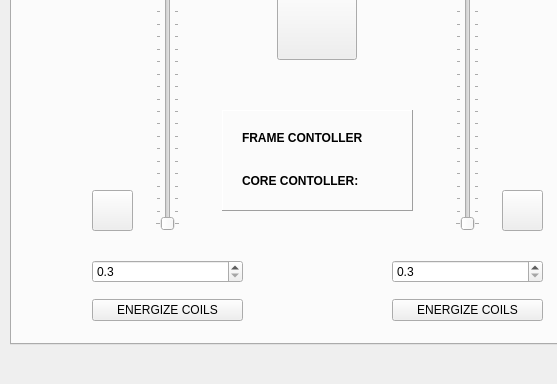
Before: the Qt Designer form _ui/Clinostat.ui in CoSE-Jerry/3D-Clinostat, drawn with Qt 5; both pictures show x 0 to 557 and y 216 to 600 of the 1024 by 600 pixel window.
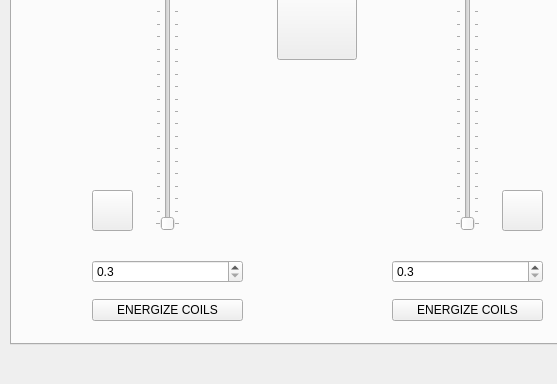
After: the same form once the commit is applied. The open tabs and pages were chosen to show the change. Icons and pictures are not drawn.

Patch:
```diff
--- a/_ui/Clinostat.ui
+++ b/_ui/Clinostat.ui
@@ -692,86 +692,6 @@
        </item>
       </layout>
      </widget>
-     <widget class="QFrame" name="frame_6">
-      <property name="geometry">
-       <rect>
-        <x>210</x>
-        <y>290</y>
-        <width>191</width>
-        <height>101</height>
-       </rect>
-      </property>
-      <property name="frameShape">
-       <enum>QFrame::Panel</enum>
-      </property>
-      <property name="frameShadow">
-       <enum>QFrame::Raised</enum>
-      </property>
-      <widget class="QLabel" name="FrameCtr_icon_label">
-       <property name="geometry">
-        <rect>
-         <x>140</x>
-         <y>25</y>
-         <width>15</width>
-         <height>15</height>
-        </rect>
-       </property>
-       <property name="text">
-        <string/>
-       </property>
-       <property name="pixmap">
-        <pixmap>../_image/Green_Icon.png</pixmap>
-       </property>
-       <property name="scaledContents">
-        <bool>true</bool>
-       </property>
-      </widget>
-      <widget class="QLabel" name="CoreCtr_icon_label">
-       <property name="geometry">
-        <rect>
-         <x>140</x>
-         <y>65</y>
-         <width>15</width>
-         <height>15</height>
-        </rect>
-       </property>
-       <property name="text">
-        <string/>
-       </property>
-       <property name="pixmap">
-        <pixmap>../_image/Green_Icon.png</pixmap>
-       </property>
-       <property name="scaledContents">
-        <bool>true</bool>
-       </property>
-      </widget>
-      <widget class="QWidget" name="verticalLayoutWidget_7">
-       <property name="geometry">
-        <rect>
-         <x>20</x>
-         <y>10</y>
-         <width>121</width>
-         <height>80</height>
-        </rect>
-       </property>
-       <layout class="QVBoxLayout" name="verticalLayout_21">
-        <item>
-         <widget class="QLabel" name="FrameCtr_label">
-          <property name="text">
-           <string>&lt;html&gt;&lt;head/&gt;&lt;body&gt;&lt;p&gt;&lt;span style=&quot; font-weight:600;&quot;&gt;FRAME CONTOLLER:&lt;/span&gt;&lt;/p&gt;&lt;/body&gt;&lt;/html&gt;</string>
-          </property>
-         </widget>
-        </item>
-        <item>
-         <widget class="QLabel" name="CoreCtr_label">
-          <property name="text">
-           <string>&lt;html&gt;&lt;head/&gt;&lt;body&gt;&lt;p&gt;&lt;span style=&quot; font-weight:600;&quot;&gt;CORE CONTOLLER:&lt;/span&gt;&lt;/p&gt;&lt;/body&gt;&lt;/html&gt;</string>
-          </property>
-         </widget>
-        </item>
-       </layout>
-      </widget>
-     </widget>
     </widget>
     <widget class="QWidget" name="Imaging_tab">
      <attribute name="title">
```
Left out of the diff: 76 changed lines with no effect on the pictures.
